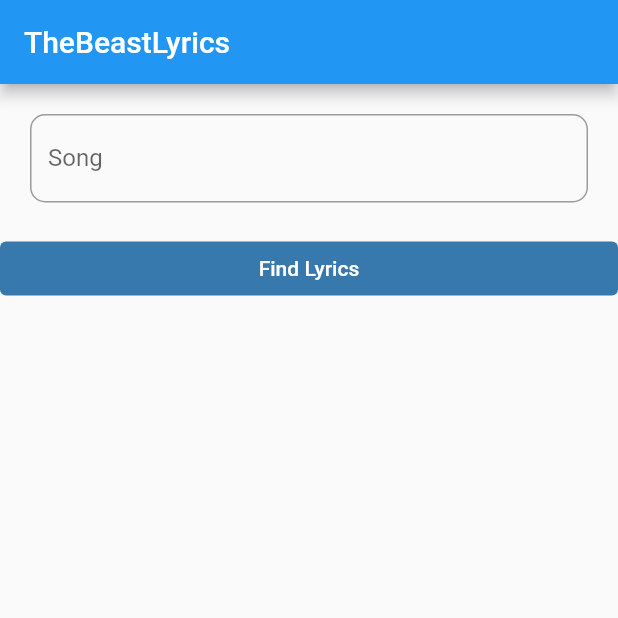
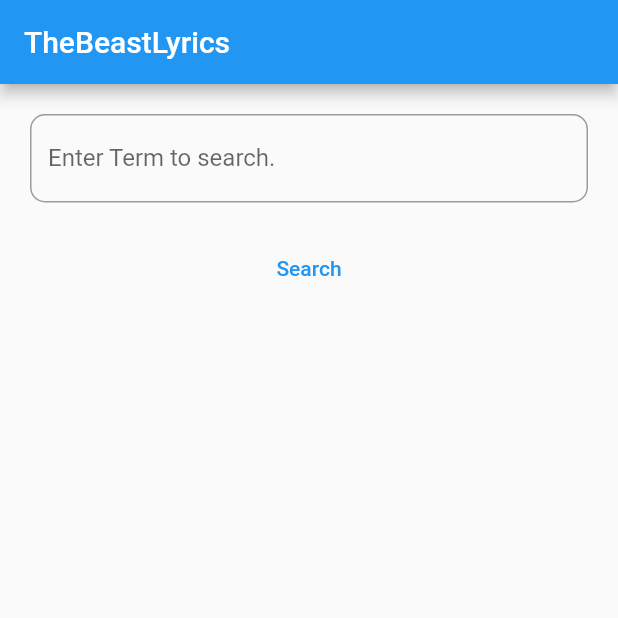
Before and after one commit to ShuvamJaswal/LyricsApp, a Flutter app: the screen it shows after launch, on a phone screen of 412 x 824 dp, the top half of it. Run offline on Flutter 3.47's test engine with Material 2 defaults, Android fonts, the phone set to English and light mode, and no system bars; our stand-ins replace rounded_loading_button.

Commit message:
Lyrics Scrap working

```diff
--- a/lib/main.dart
+++ b/lib/main.dart
@@ -1,5 +1,6 @@
 import 'package:flutter/material.dart';
-import 'search_lyrics.dart';
+
+import 'screens/TheBeastLyricsHomePage.dart';
 
 void main() {
   runApp(LyricsApp());
@@ -19,63 +20,3 @@
     );
   }
 }
-
-class TheBeastLyricsHomePage extends StatefulWidget {
-  @override
-  _TheBeastLyricsHomePageState createState() => _TheBeastLyricsHomePageState();
-}
-
-class _TheBeastLyricsHomePageState extends State<TheBeastLyricsHomePage> {
-  String songId = '2458848';
-  final songFieldInputController = TextEditingController();
-  String lyricsUrl = '';
-  String lyricsData = '';
-  @override
-  Widget build(BuildContext context) {
-    return Scaffold(
-      appBar: AppBar(
-        title: Text(
-          'TheBeastLyrics',
-        ),
-      ),
-      body: Column(
-        crossAxisAlignment: CrossAxisAlignment.stretch,
-        children: [
-          Padding(
-            padding: const EdgeInsets.all(20.0),
-            child: TextField(
-              controller: songFieldInputController,
-              autofocus: false,
-              decoration: InputDecoration(
-                border: OutlineInputBorder(
-                  borderRadius: BorderRadius.all(
-                    Radius.circular(10),
-                  ),
-                ),
-                labelText: "Song",
-              ),
-            ),
-          ),
-          TextButton(
-              style: ButtonStyle(
-                backgroundColor: MaterialStateProperty.all(
-                  Color(0xff3779AD),
-                ),
-                foregroundColor: MaterialStateProperty.all(Colors.white),
-              ),
-              child: Text("Find Lyrics"),
-              onPressed: () async {
-                print(songFieldInputController.text.replaceAll(' ', '%20'));
-                lyricsUrl = await songMetadata(songFieldInputController.text);
-                lyricsData = await scrapLyrics(lyricsUrl);
-
-                setState(() {
-                  lyricsData;
-                });
-              }),
-          Expanded(child: SingleChildScrollView(child: Text(lyricsData)))
-        ],
-      ),
-    );
-  }
-}
--- /dev/null
+++ b/lib/screens/TheBeastLyricsHomePage.dart
@@ -0,0 +1,67 @@
+import 'package:flutter/material.dart';
+import 'package:rounded_loading_button/rounded_loading_button.dart';
+import 'package:lyrics/functionality/search_lyrics.dart';
+
+class TheBeastLyricsHomePage extends StatefulWidget {
+  @override
+  _TheBeastLyricsHomePageState createState() => _TheBeastLyricsHomePageState();
+}
+
+class _TheBeastLyricsHomePageState extends State<TheBeastLyricsHomePage> {
+  final songFieldInputController = TextEditingController();
+  String lyricsUrl = '';
+  String lyricsData = '';
+  bool isLoading = false;
+  final roundLoadingButtonController = RoundedLoadingButtonController();
+  @override
+  Widget build(BuildContext context) {
+    return Scaffold(
+      appBar: AppBar(
+        title: Text(
+          'TheBeastLyrics',
+        ),
+      ),
+      body: Column(
+        crossAxisAlignment: CrossAxisAlignment.stretch,
+        children: [
+          Padding(
+            padding: const EdgeInsets.all(20.0),
+            child: TextField(
+              controller: songFieldInputController,
+              autofocus: false,
+              decoration: InputDecoration(
+                border: OutlineInputBorder(
+                  borderRadius: BorderRadius.all(
+                    Radius.circular(10),
+                  ),
+                ),
+                labelText: "Enter Term to search.",
+              ),
+            ),
+          ),
+          TextButton(
+              onPressed: () async {
+                isLoading = true;
+                lyricsUrl = await songMetadata(songFieldInputController.text);
+                lyricsData = await scrapLyrics(lyricsUrl);
+
+                setState(() {
+                  lyricsData;
+                });
+              },
+              child: Text("Search")),
+          Expanded(
+              child: Padding(
+            padding: const EdgeInsets.all(20.0),
+            child: SingleChildScrollView(
+                child: Text(
+              lyricsData,
+              textAlign: TextAlign.center,
+              style: TextStyle(fontSize: 20),
+            )),
+          ))
+        ],
+      ),
+    );
+  }
+}
--- a/pubspec.yaml
+++ b/pubspec.yaml
@@ -17,7 +17,7 @@
   cupertino_icons: ^1.0.2
   http: ^0.13.3
   html: ^0.15.0
-  web_scraper: ^0.1.4
+  rounded_loading_button: ^2.0.3
 
 dev_dependencies:
   flutter_test:
```
Also changed, not shown: lib/functionality/search_lyrics.dart (added, +47 -0 lines), lib/functionality/te/t.dart (added, +60 -0 lines), lib/search_lyrics.dart (deleted, +0 -23 lines), lib/test.dart (deleted, +0 -25 lines), lib/models/metadata_model.dart (added), pubspec.lock, 2 other files.
